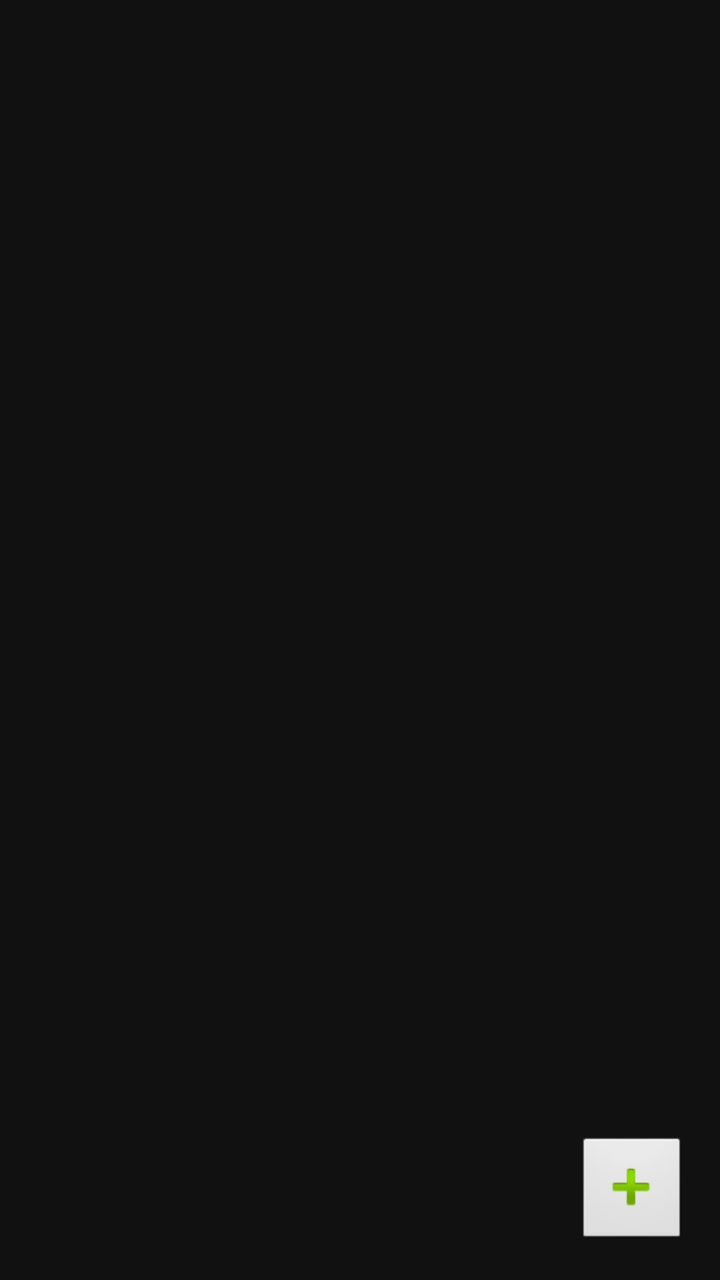
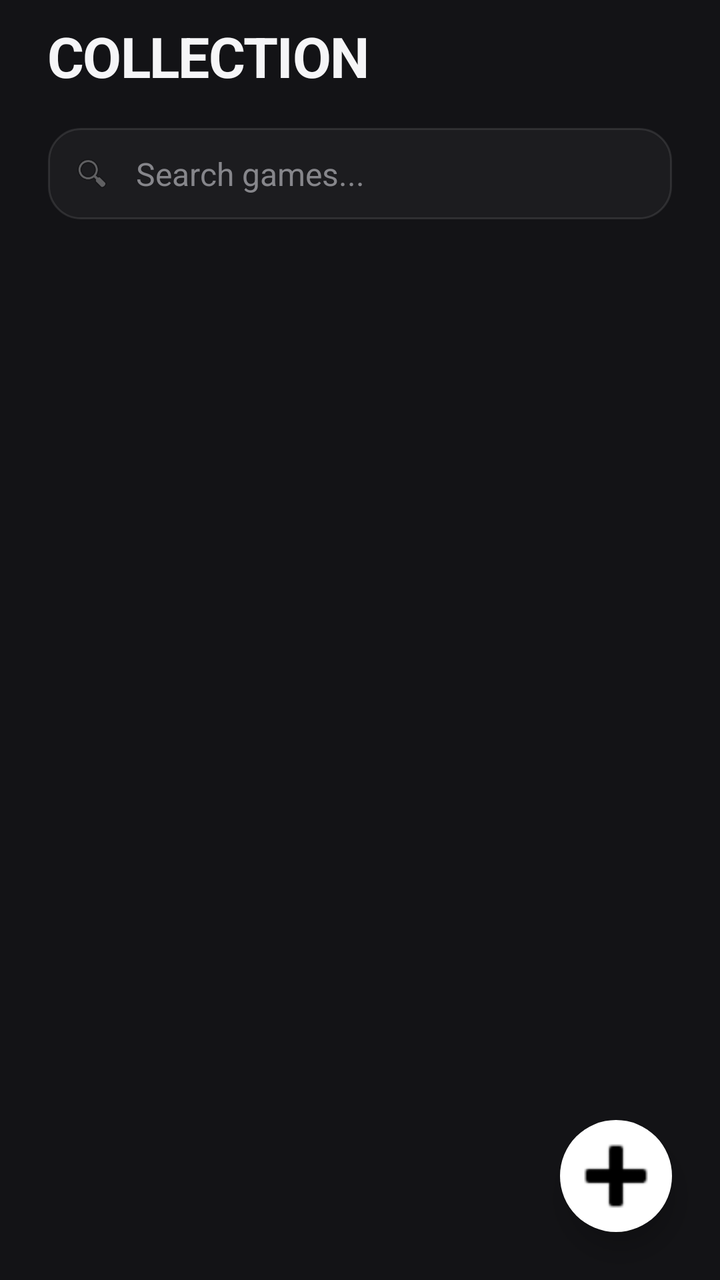

An Android layout rendered at two revisions. The XML below is the earlier revision; the diff shows what the commit changed to produce the second picture.
<!-- AndroidManifest.xml: application theme android:Theme.Material.NoActionBar -->
<!-- res/layout/activity_home.xml -->
<?xml version="1.0" encoding="utf-8"?>
<RelativeLayout xmlns:android="http://schemas.android.com/apk/res/android"
    xmlns:tools="http://schemas.android.com/tools"
    android:layout_width="match_parent"
    android:layout_height="match_parent"
    android:background="#111111"
    tools:context=".HomeActivity">

    <ScrollView
        android:layout_width="match_parent"
        android:layout_height="match_parent">

        <LinearLayout
            android:id="@+id/list_view"
            android:layout_width="match_parent"
            android:layout_height="wrap_content"
            android:orientation="vertical" />
    </ScrollView>

    <ImageButton
        android:id="@+id/add_rom_button"
        android:layout_width="56dp"
        android:layout_height="56dp"
        android:layout_alignParentEnd="true"
        android:layout_alignParentBottom="true"
        android:layout_margin="16dp"
        android:background="@android:drawable/btn_default"
        android:contentDescription="Add ROM"
        android:src="@android:drawable/ic_input_add" />

</RelativeLayout>
<!-- resources referenced by this layout -->
<resources>

</resources>

<!-- the commit's change to res/layout/activity_home.xml (unified diff, before → after) -->
@@ -3,19 +3,77 @@
     xmlns:tools="http://schemas.android.com/tools"
     android:layout_width="match_parent"
     android:layout_height="match_parent"
-    android:background="#111111"
+    android:background="@color/background_void"
+    android:fitsSystemWindows="true"
     tools:context=".HomeActivity">
+
+    
+    <LinearLayout
+        android:id="@+id/header"
+        style="@style/Widget.NesEm.Header"
+        android:orientation="horizontal">
+
+        <TextView
+            style="@style/Widget.NesEm.Header.Title"
+            android:text="COLLECTION" />
+    </LinearLayout>
+
+    
+    <LinearLayout
+        android:id="@+id/search_section"
+        android:layout_width="match_parent"
+        android:layout_height="wrap_content"
+        android:layout_below="@id/header"
+        android:orientation="vertical">
+
+        <FrameLayout
+            style="@style/Widget.NesEm.SearchContainer">
+
+            <EditText
+                android:id="@+id/search_input"
+                android:layout_width="match_parent"
+                android:layout_height="wrap_content"
+                android:background="@null"
+                android:hint="Search games..."
+                android:textColor="@color/text_primary"
+                android:textColorHint="@color/text_muted"
+                android:textSize="16sp"
+                android:paddingStart="32dp"/>
+
+            <ImageView
+                android:layout_width="20dp"
+                android:layout_height="20dp"
+                android:layout_gravity="center_vertical|start"
+                android:src="@android:drawable/ic_menu_search"
+                android:contentDescription="@null"
+                android:alpha="0.5"/>
+        </FrameLayout>
+    </LinearLayout>
 
     <ScrollView
         android:layout_width="match_parent"
-        android:layout_height="match_parent">
+        android:layout_height="match_parent"
+        android:layout_below="@id/search_section">
 
-        <LinearLayout
+        <GridLayout
             android:id="@+id/list_view"
             android:layout_width="match_parent"
             android:layout_height="wrap_content"
-            android:orientation="vertical" />
+            android:columnCount="2"
+            android:padding="16dp"
+            android:alignmentMode="alignMargins"
+            android:columnOrderPreserved="false" />
     </ScrollView>
+
+    <TextView
+        android:id="@+id/empty_view"
+        android:layout_width="wrap_content"
+        android:layout_height="wrap_content"
+        android:layout_centerInParent="true"
+        android:text="No games loaded"
+        android:textColor="@color/text_muted"
+        android:textSize="18sp"
+        android:visibility="gone" />
 
     <ImageButton
         android:id="@+id/add_rom_button"
@@ -23,9 +81,11 @@
         android:layout_height="56dp"
         android:layout_alignParentEnd="true"
         android:layout_alignParentBottom="true"
-        android:layout_margin="16dp"
-        android:background="@android:drawable/btn_default"
+        android:layout_margin="24dp"
+        android:background="@drawable/fab_sleek"
         android:contentDescription="Add ROM"
-        android:src="@android:drawable/ic_input_add" />
+        android:src="@android:drawable/ic_input_add"
+        android:tint="@color/fab_icon"
+        android:elevation="8dp" />
 
 </RelativeLayout>
<!-- resource entries referenced after the edit -->
@@ -1,5 +1,53 @@
 <!-- resources referenced by this layout -->
 <resources>
-
+  <color name="background_void">#131316</color>
+  <color name="fab_icon">#000000</color>
+  <color name="text_muted">#86868B</color>
+  <color name="text_primary">#F5F5F7</color>
+  <!-- drawable fab_sleek (drawable) -->
+  <?xml version="1.0" encoding="utf-8"?>
+  <ripple xmlns:android="http://schemas.android.com/apk/res/android"
+      android:color="#20000000">
+      <item>
+          <shape android:shape="oval">
+              <solid android:color="@color/fab_background" />
+          </shape>
+      </item>
+  </ripple>
+  <style name="Widget.NesEm.Header" parent="">
+          <item name="android:layout_width">match_parent</item>
+          <item name="android:layout_height">56dp</item>
+          <item name="android:paddingStart">24dp</item>
+          <item name="android:paddingEnd">24dp</item>
+          <item name="android:gravity">center_vertical</item>
+      </style>
+  <style name="Widget.NesEm.Header.Title" parent="">
+          <item name="android:layout_width">wrap_content</item>
+          <item name="android:layout_height">wrap_content</item>
+          <item name="android:textColor">@color/text_primary</item>
+          <item name="android:textSize">28sp</item>
+          <item name="android:textStyle">bold</item>
+          <item name="android:letterSpacing">-0.02</item>
+      </style>
+  <style name="Widget.NesEm.SearchContainer" parent="">
+          <item name="android:layout_width">match_parent</item>
+          <item name="android:layout_height">wrap_content</item>
+          <item name="android:layout_marginStart">24dp</item>
+          <item name="android:layout_marginEnd">24dp</item>
+          <item name="android:layout_marginTop">8dp</item>
+          <item name="android:layout_marginBottom">16dp</item>
+          <item name="android:background">@drawable/glass_panel</item>
+          <item name="android:padding">12dp</item>
+      </style>
+  <color name="fab_background">#FFFFFF</color>
+  <!-- drawable glass_panel (drawable) -->
+  <?xml version="1.0" encoding="utf-8"?>
+  <shape xmlns:android="http://schemas.android.com/apk/res/android">
+      <solid android:color="@color/glass_surface" />
+      <corners android:radius="16dp" />
+      <stroke android:width="1dp" android:color="@color/glass_edge" />
+  </shape>
+  <color name="glass_surface">#0AFFFFFF</color>
+  <color name="glass_edge">#1AFFFFFF</color>
 </resources>
 
